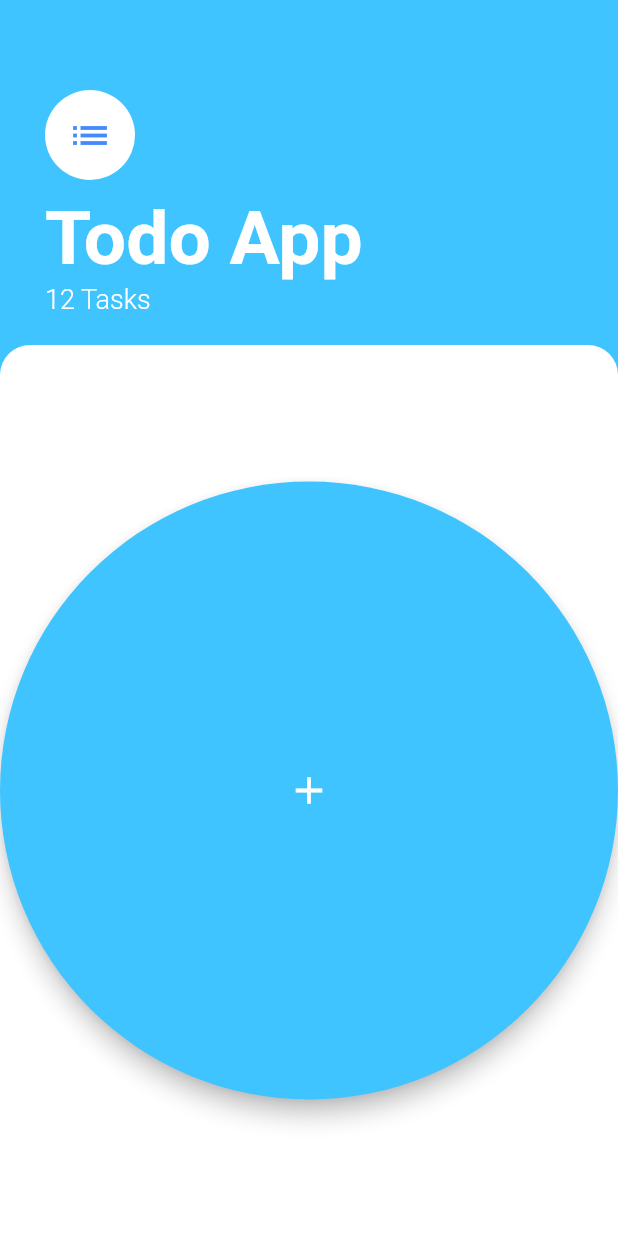
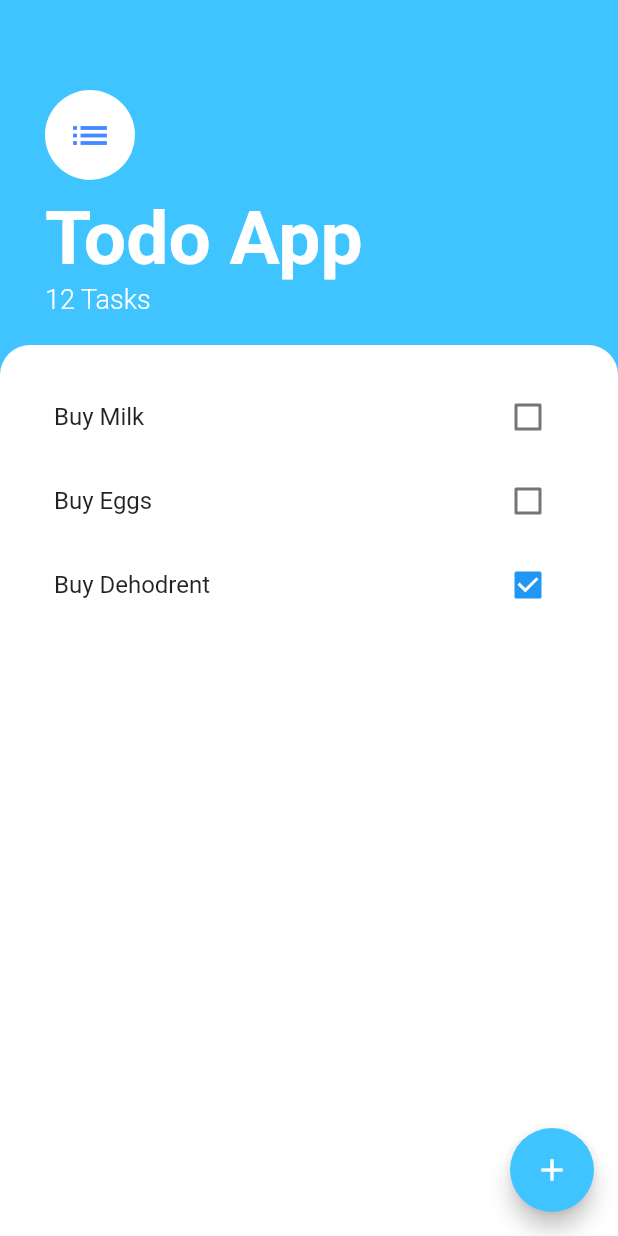
Before and after one commit to ndongchrist/flutter, a Flutter app: the screen it shows after launch, on a phone screen of 412 x 824 dp. Run offline on Flutter 3.47's test engine with Material 2 defaults, Android fonts, the phone set to English and light mode, and no system bars; our stand-ins replace animated_text_kit, audioplayers, firebase_auth, firebase_core, font_awesome_flutter, geolocator and 1 more; accounts and stored records are empty.

Commit message:
feat: Added the listView to the App

```diff
--- a/todo_app/lib/screens/task.dart
+++ b/todo_app/lib/screens/task.dart
@@ -1,12 +1,20 @@
 import 'package:flutter/material.dart';
 
-class TasksScreen extends StatelessWidget {
-  const TasksScreen({super.key});
+class TasksScreen extends StatefulWidget {
+  @override
+  State<TasksScreen> createState() => _TasksScreenState();
+}
 
+class _TasksScreenState extends State<TasksScreen> {
   @override
   Widget build(BuildContext context) {
     return MaterialApp(
       home: Scaffold(
+        floatingActionButton: FloatingActionButton(
+          backgroundColor: Colors.lightBlueAccent,
+          onPressed: () {},
+          child: Icon(Icons.add),
+        ),
         backgroundColor: Colors.lightBlueAccent,
         body: Column(
           crossAxisAlignment: CrossAxisAlignment.start,
@@ -52,17 +60,37 @@ class TasksScreen extends StatelessWidget {
               child: Container(
                 width: double.infinity,
                 decoration: BoxDecoration(
-                    color: Colors.white,
-                    borderRadius: BorderRadius.only(
-                        topLeft: Radius.circular(20),
-                        topRight: Radius.circular(20))),
-                child: FloatingActionButton(
-                  onPressed: () {},
-                  backgroundColor: Colors.lightBlueAccent,
-                  child: Icon(
-                    Icons.add,
-                    size: 30,
+                  color: Colors.white,
+                  borderRadius: BorderRadius.only(
+                    topLeft: Radius.circular(20),
+                    topRight: Radius.circular(20),
                   ),
+                ),
+                child: Padding(
+                  padding: const EdgeInsets.all(20.0),
+                  child: ListView(children: [
+                    ListTile(
+                      trailing: Checkbox(
+                        value: false,
+                        onChanged: (value) {},
+                      ),
+                      title: Text("Buy Milk"),
+                    ),
+                    ListTile(
+                      trailing: Checkbox(
+                        value: false,
+                        onChanged: (value) {},
+                      ),
+                      title: Text("Buy Eggs"),
+                    ),
+                    ListTile(
+                      trailing: Checkbox(
+                        value: true,
+                        onChanged: (value) {},
+                      ),
+                      title: Text("Buy Dehodrent"),
+                    )
+                  ]),
                 ),
               ),
             ),
```
